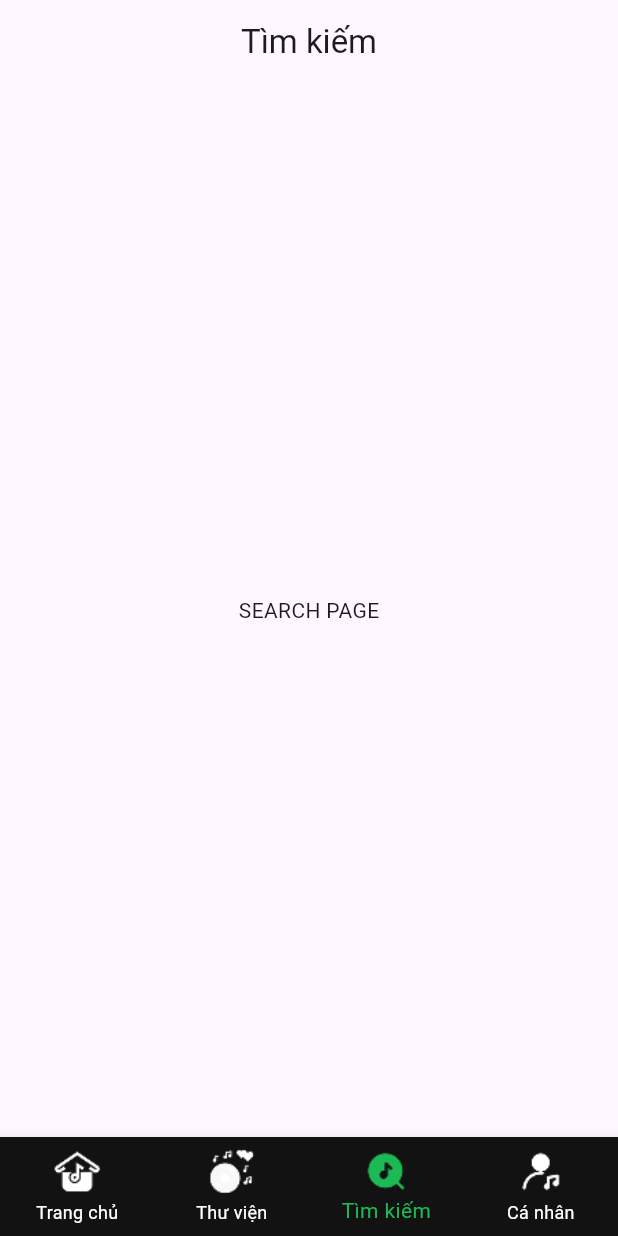
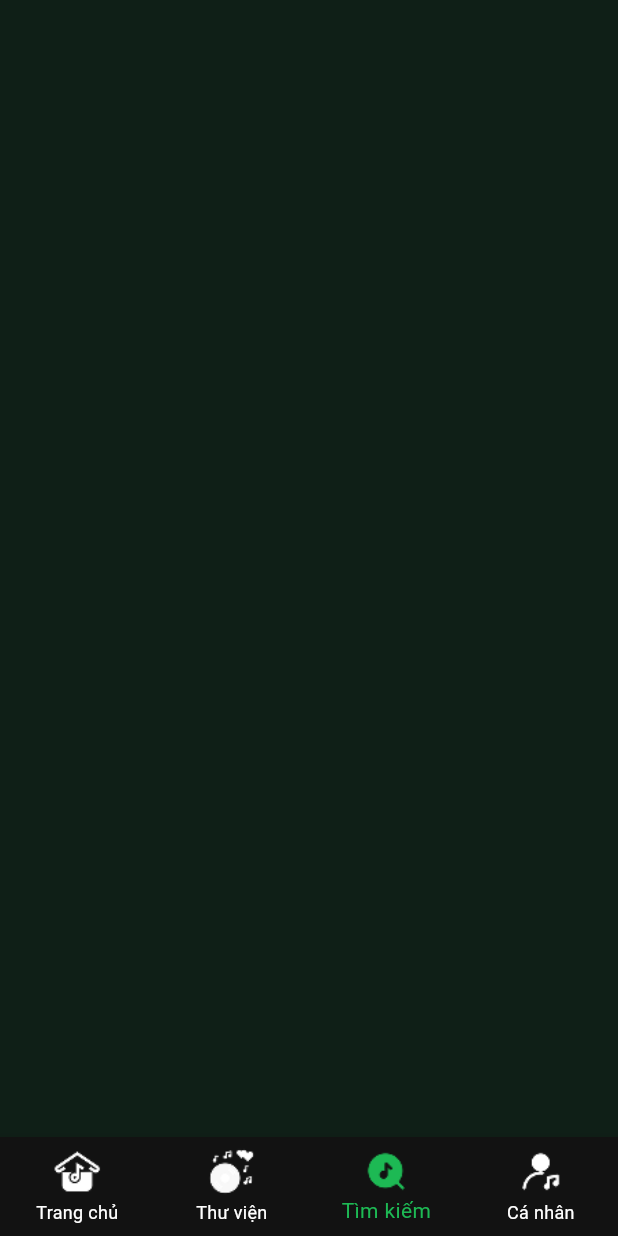
Before and after one commit to havando1302/2025_2_LTTBDD_N02_Nhom_08, a Flutter app: the HomeCenter screen opened by its route, item 3 of the bottom bar chosen, on a phone screen of 412 x 824 dp. Run offline on Flutter 3.47's test engine with Material 3 defaults, Android fonts, the phone set to English and light mode, and no system bars; our stand-ins replace flutter_svg, go_router.

Commit message:
khung search

```diff
--- a/lib/views/home/navbar_home.dart
+++ b/lib/views/home/navbar_home.dart
@@ -18,7 +18,7 @@ class _HomeCenterState extends State<HomeCenter> {
   final List<Widget> _pages = const [
     HomePage(),
     PageLibrary(),
-    SearchPage(),
+    PageSearch(),
     UserProfilePage(),
   ];
 
--- a/lib/views/search/app_search.dart
+++ b/lib/views/search/app_search.dart
@@ -1,13 +1,24 @@
 import 'package:flutter/material.dart';
+import 'package:musicbox/constants/app_colors.dart';
 
-class SearchPage extends StatelessWidget {
-  const SearchPage({super.key});
+class PageSearch extends StatefulWidget {
+  const PageSearch({super.key});
 
+  @override
+  State<PageSearch> createState() => _PageSearchState();
+}
+
+class _PageSearchState extends State<PageSearch> {
   @override
   Widget build(BuildContext context) {
     return Scaffold(
-      appBar: AppBar(title: const Text('Tìm kiếm'), centerTitle: true),
-      body: const Center(child: Text('SEARCH PAGE')),
+      backgroundColor: Color(MyColor.pr1),
+      body: SafeArea(
+        child: Column(
+          crossAxisAlignment: CrossAxisAlignment.start,
+          children: [],
+        ),
+      ),
     );
   }
 }
```
